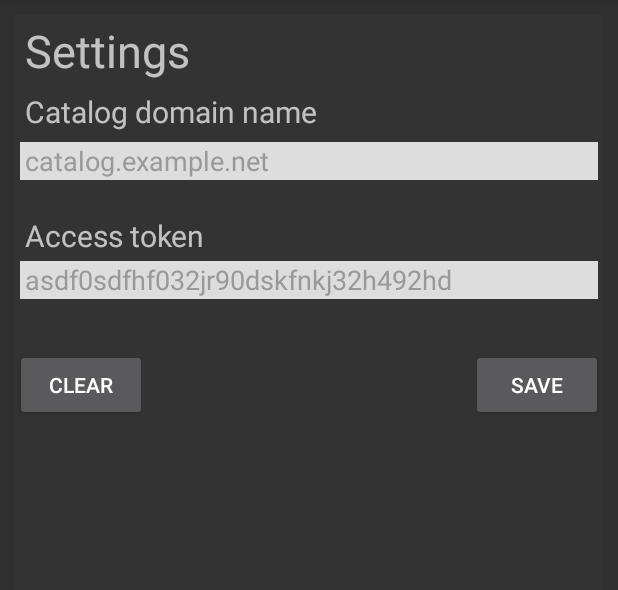
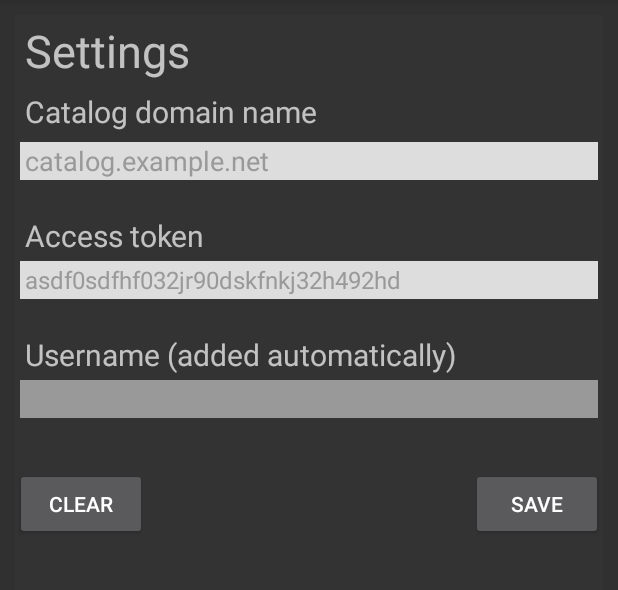
Before and after one commit to paasar/curious-catalog-gatherer, an Android app: the screen it shows after launch (MainActivity), after a tap on "Settings", on a phone screen of 412 x 824 dp, the part 84-674 px from its top. Run offline under Robolectric (Android 15) with nearby library versions, the phone set to English and light mode, and no system bars; libraries missing offline, so code that uses them is left out: com.loopj.android, cz.msebera.android; 4 statements that could not run were skipped.

Commit message:
Use access token and store username

```diff
--- a/app/src/main/java/fi/raah/android/curious_catalog_gatherer/MainActivity.java
+++ b/app/src/main/java/fi/raah/android/curious_catalog_gatherer/MainActivity.java
@@ -49,14 +49,15 @@ import com.google.android.gms.vision.text.TextRecognizer;
 import java.io.IOException;
 import java.util.ArrayList;
 
+import fi.raah.android.curious_catalog_gatherer.http.CatalogClient;
+import fi.raah.android.curious_catalog_gatherer.model.CardInfoAdapter;
 import fi.raah.android.curious_catalog_gatherer.model.CardOwners;
-import fi.raah.android.curious_catalog_gatherer.model.CardInfoAdapter;
 import fi.raah.android.curious_catalog_gatherer.model.CardOwnersHistoryQueue;
 import fi.raah.android.curious_catalog_gatherer.model.HistoryListAdapter;
 import fi.raah.android.curious_catalog_gatherer.model.Ownage;
+import fi.raah.android.curious_catalog_gatherer.ui.CardInfoFragment;
 import fi.raah.android.curious_catalog_gatherer.ui.HistoryFragment;
 import fi.raah.android.curious_catalog_gatherer.ui.Icons;
-import fi.raah.android.curious_catalog_gatherer.ui.CardInfoFragment;
 import fi.raah.android.curious_catalog_gatherer.ui.SettingsFragment;
 import fi.raah.android.curious_catalog_gatherer.ui.camera.CameraSource;
 import fi.raah.android.curious_catalog_gatherer.ui.camera.CameraSourcePreview;
@@ -98,6 +99,7 @@ public final class MainActivity extends AppCompatActivity implements ActivityCal
     private SettingsFragment settingsFragment;
 
     private Settings settings;
+    private CatalogClient catalogClient;
 
     private MenuItem cardInfoItem;
     private MenuItem historyItem;
@@ -198,11 +200,12 @@ public final class MainActivity extends AppCompatActivity implements ActivityCal
         boolean useFlash = false;
 
         settings = new Settings(getPreferences(Context.MODE_PRIVATE));
+        catalogClient = new CatalogClient(settings);
         // Check for the camera permission before accessing the camera.  If the
         // permission is not granted yet, request permission.
         int rc = ActivityCompat.checkSelfPermission(this, Manifest.permission.CAMERA);
         if (rc == PackageManager.PERMISSION_GRANTED) {
-            createCameraSource(autoFocus, useFlash, settings);
+            createCameraSource(autoFocus, useFlash, settings, catalogClient);
         } else {
             requestCameraPermission();
         }
@@ -219,6 +222,7 @@ public final class MainActivity extends AppCompatActivity implements ActivityCal
         historyFragment.setAdapter(historyListAdapter);
 
         settingsFragment = new SettingsFragment();
+        settingsFragment.setDependencies(settings, catalogClient);
 
         ensureSettings();
 
@@ -298,13 +302,13 @@ public final class MainActivity extends AppCompatActivity implements ActivityCal
      * the constant.
      */
     @SuppressLint("InlinedApi")
-    private void createCameraSource(boolean autoFocus, boolean useFlash, Settings settings) {
+    private void createCameraSource(boolean autoFocus, boolean useFlash, Settings settings, CatalogClient catalogClient) {
         Context context = getApplicationContext();
 
         // Create the TextRecognizer
         TextRecognizer textRecognizer = new TextRecognizer.Builder(context).build();
         // Set the TextRecognizer's Processor.
-        textRecognizer.setProcessor(new OcrDetectorProcessor(getAssets(), mGraphicOverlay, this, settings));
+        textRecognizer.setProcessor(new OcrDetectorProcessor(getAssets(), mGraphicOverlay, this, settings, catalogClient));
         // Check if the TextRecognizer is operational.
         if (!textRecognizer.isOperational()) {
             Log.w(TAG, "Detector dependencies are not yet available.");
@@ -394,7 +398,7 @@ public final class MainActivity extends AppCompatActivity implements ActivityCal
             // We have permission, so create the camerasource
             boolean autoFocus = getIntent().getBooleanExtra(AutoFocus,false);
             boolean useFlash = getIntent().getBooleanExtra(UseFlash, false);
-            createCameraSource(autoFocus, useFlash, settings);
+            createCameraSource(autoFocus, useFlash, settings, catalogClient);
             return;
         }
 
--- a/app/src/main/java/fi/raah/android/curious_catalog_gatherer/OcrDetectorProcessor.java
+++ b/app/src/main/java/fi/raah/android/curious_catalog_gatherer/OcrDetectorProcessor.java
@@ -45,11 +45,12 @@ public class OcrDetectorProcessor implements Detector.Processor<TextBlock> {
     OcrDetectorProcessor(AssetManager assetManager,
                          GraphicOverlay<GraphicOverlay.Graphic> ocrGraphicOverlay,
                          ActivityCallback activityCallback,
-                         Settings settings) {
+                         Settings settings,
+                         CatalogClient catalogClient) {
         mGraphicOverlay = ocrGraphicOverlay;
         this.activityCallback = activityCallback;
         this.settings = settings;
-        this.cardService = new CardService(assetManager, new CatalogClient(settings));
+        this.cardService = new CardService(assetManager, catalogClient);
         this.detectionFilter = new DetectionFilter(cardService);
     }
 
--- a/app/src/main/java/fi/raah/android/curious_catalog_gatherer/Settings.java
+++ b/app/src/main/java/fi/raah/android/curious_catalog_gatherer/Settings.java
@@ -6,6 +6,7 @@ public class Settings {
 
     public static final String CATALOG_DOMAIN_NAME = "catalogDomainName";
     public static final String CATALOG_TOKEN = "catalogToken";
+    public static final String CATALOG_USERNAME = "catalogUsername";
 
     private final SharedPreferences preferences;
 
@@ -14,8 +15,9 @@ public class Settings {
     }
 
     public boolean isSettingsOk() {
-        return !preferences.getString(CATALOG_DOMAIN_NAME, "").equals("") &&
-               !preferences.getString(CATALOG_TOKEN, "").equals("");
+        return !getCatalogDomainName().equals("") &&
+               !getCatalogToken().equals("") &&
+               !getUsername().equals("");
     }
 
     public String getCatalogDomainName() {
@@ -25,4 +27,16 @@ public class Settings {
     public String getCatalogToken() {
         return preferences.getString(CATALOG_TOKEN, "");
     }
+
+    public String getUsername() {
+        return preferences.getString(CATALOG_USERNAME, "");
+    }
+
+    public void saveSettings(String domainName, String token, String username) {
+        SharedPreferences.Editor editor = preferences.edit();
+        editor.putString(CATALOG_DOMAIN_NAME, domainName);
+        editor.putString(CATALOG_TOKEN, token);
+        editor.putString(CATALOG_USERNAME, username);
+        editor.apply();
+    }
 }
--- a/app/src/main/java/fi/raah/android/curious_catalog_gatherer/ui/SettingsFragment.java
+++ b/app/src/main/java/fi/raah/android/curious_catalog_gatherer/ui/SettingsFragment.java
@@ -1,26 +1,29 @@
 package fi.raah.android.curious_catalog_gatherer.ui;
 
-import android.content.Context;
-import android.content.SharedPreferences;
 import android.os.Bundle;
 import android.support.annotation.Nullable;
 import android.support.design.widget.TextInputEditText;
 import android.support.v4.app.Fragment;
+import android.util.Log;
 import android.view.LayoutInflater;
 import android.view.View;
 import android.view.ViewGroup;
 import android.widget.Button;
+import android.widget.TextView;
 
+import org.json.JSONException;
+import org.json.JSONObject;
+
+import cz.msebera.android.httpclient.Header;
 import fi.raah.android.curious_catalog_gatherer.R;
-
-import static fi.raah.android.curious_catalog_gatherer.Settings.CATALOG_DOMAIN_NAME;
-import static fi.raah.android.curious_catalog_gatherer.Settings.CATALOG_TOKEN;
-
+import fi.raah.android.curious_catalog_gatherer.Settings;
+import fi.raah.android.curious_catalog_gatherer.http.AsyncJsonHttpResponseHandler;
+import fi.raah.android.curious_catalog_gatherer.http.CatalogClient;
 
 public class SettingsFragment extends Fragment {
 
-    // TODO Settings
-    private SharedPreferences preferences;
+    private Settings settings;
+    private CatalogClient catalogClient;
 
     @Nullable
     @Override
@@ -29,19 +32,21 @@ public class SettingsFragment extends Fragment {
 
         final TextInputEditText domainNameInput = (TextInputEditText)view.findViewById(R.id.catalog_domain_name_input);
         final TextInputEditText tokenInput = (TextInputEditText)view.findViewById(R.id.catalog_token_input);
+        final TextInputEditText usernameInput = (TextInputEditText)view.findViewById(R.id.catalog_username_input);
+        final TextView messageText = (TextView)view.findViewById(R.id.settings_message);
 
-        preferences = getActivity().getPreferences(Context.MODE_PRIVATE);
-        domainNameInput.setText(preferences.getString(CATALOG_DOMAIN_NAME, null));
-        tokenInput.setText(preferences.getString(CATALOG_TOKEN, null));
+        domainNameInput.setText(settings.getCatalogDomainName());
+        tokenInput.setText(settings.getCatalogToken());
+        usernameInput.setText(settings.getUsername());
 
         Button saveButton = (Button)view.findViewById(R.id.save_setting_button);
         saveButton.setOnClickListener(new View.OnClickListener() {
             @Override
             public void onClick(View v) {
-                //TODO check validity
-                String domainName = domainNameInput.getText().toString();
-                String token = tokenInput.getText().toString();
-                saveSettings(domainName, token);
+                final String domainName = domainNameInput.getText().toString();
+                final String token = tokenInput.getText().toString();
+
+                validateAndSave(domainName, token, messageText, usernameInput);
             }
         });
 
@@ -49,20 +54,42 @@ public class SettingsFragment extends Fragment {
         clearButton.setOnClickListener(new View.OnClickListener() {
             @Override
             public void onClick(View v) {
-                saveSettings(null, null);
+                settings.saveSettings(null, null, null);
 
                 domainNameInput.setText(null);
                 tokenInput.setText(null);
+                usernameInput.setText(null);
             }
         });
 
         return view;
     }
 
-    private void saveSettings(String domainName, String token) {
-        SharedPreferences.Editor editor = preferences.edit();
-        editor.putString(CATALOG_DOMAIN_NAME, domainName);
-        editor.putString(CATALOG_TOKEN, token);
-        editor.apply();
+    private void validateAndSave(final String domainName, final String token, final TextView messageText, final TextInputEditText usernameInput) {
+        catalogClient.testToken(domainName, token, new AsyncJsonHttpResponseHandler() {
+            @Override
+            public void onSuccess(int statusCode, Header[] headers, JSONObject response) {
+                try {
+                    String username = response.getString("username");
+                    settings.saveSettings(domainName, token, username);
+                    messageText.setText("Hello, " + username +"! Settings saved.");
+                    usernameInput.setText(username);
+                } catch (JSONException e) {
+                    //TODO
+                    Log.e("CCG", "Failed to parse username.", e);
+                    e.printStackTrace();
+                }
+            }
+
+            @Override
+            public void onFailure(int statusCode, Header[] headers, Throwable throwable, JSONObject errorResponse) {
+                messageText.setText("Could not connect. Please, check the settings. Error code was: " + statusCode);
+            }
+        });
+    }
+
+    public void setDependencies(Settings settings, CatalogClient catalogClient) {
+        this.settings = settings;
+        this.catalogClient = catalogClient;
     }
 }
--- a/app/src/main/res/layout/settings_fragment.xml
+++ b/app/src/main/res/layout/settings_fragment.xml
@@ -31,6 +31,7 @@
         android:layout_width="match_parent"
         android:layout_height="25dp"
         android:layout_margin="3dp"
+        android:maxLines="1"
         android:background="@color/white"
         android:textColor="@color/black"
         android:textColorHint="@color/gray"
@@ -55,12 +56,38 @@
         android:layout_width="match_parent"
         android:layout_height="25dp"
         android:layout_margin="3dp"
+        android:maxLines="1"
         android:background="@color/white"
+        android:textSize="16sp"
         android:textColor="@color/black"
         android:textColorHint="@color/gray"
         android:paddingEnd="3dp"
         android:paddingStart="3dp"
         android:hint="asdf0sdfhf032jr90dskfnkj32h492hd"/>
+
+    <TextView
+        android:id="@+id/catalog_username_label"
+        android:layout_width="wrap_content"
+        android:layout_height="wrap_content"
+        android:layout_marginTop="20dp"
+        android:layout_marginStart="3dp"
+        android:layout_marginEnd="3dp"
+        android:paddingStart="3dp"
+        android:paddingEnd="3dp"
+        android:textSize="20sp"
+        android:text="Username (added automatically)"/>
+
+    <android.support.design.widget.TextInputEditText
+        android:id="@+id/catalog_username_input"
+        android:layout_width="match_parent"
+        android:layout_height="25dp"
+        android:layout_margin="3dp"
+        android:maxLines="1"
+        android:background="@color/gray"
+        android:textColor="@color/black"
+        android:paddingEnd="3dp"
+        android:paddingStart="3dp"
+        android:enabled="false"/>
 
     <RelativeLayout
         android:layout_width="fill_parent"
@@ -82,4 +109,15 @@
             android:layout_alignParentRight="true"
             android:text="Save"/>
     </RelativeLayout>
+
+    <TextView
+        android:id="@+id/settings_message"
+        android:layout_width="match_parent"
+        android:layout_height="wrap_content"
+        android:layout_marginTop="20dp"
+        android:layout_marginStart="3dp"
+        android:layout_marginEnd="3dp"
+        android:paddingStart="3dp"
+        android:paddingEnd="3dp"
+        android:textSize="20sp"/>
 </LinearLayout>
```
Also changed, not shown: app/src/main/java/fi/raah/android/curious_catalog_gatherer/http/CatalogClient.java (+13 -1 lines).
